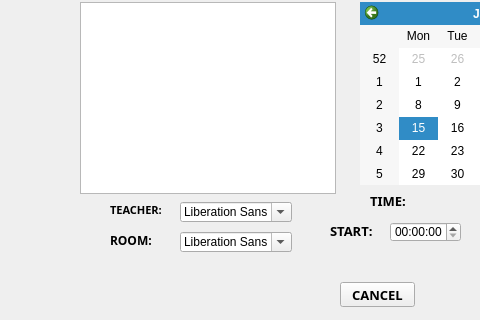
Qt form borrowingd.ui (markytools/sume-borrower-app) before a commit; both pictures show x 0 to 480 and y 118 to 438 of the 686 by 438 pixel window.
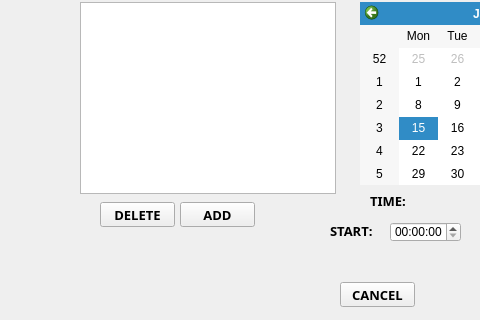
The same form after that commit.

Patch:
```diff
--- a/borrowingd.ui
+++ b/borrowingd.ui
@@ -10,6 +10,12 @@
     <height>438</height>
    </rect>
   </property>
+  <property name="minimumSize">
+   <size>
+    <width>686</width>
+    <height>438</height>
+   </size>
+  </property>
   <property name="windowTitle">
    <string>Form</string>
   </property>
@@ -34,27 +40,6 @@
     <string>ENTER THE STUDENT NAME:</string>
    </property>
   </widget>
-  <widget class="QLabel" name="label_4">
-   <property name="geometry">
-    <rect>
-     <x>110</x>
-     <y>320</y>
-     <width>55</width>
-     <height>16</height>
-    </rect>
-   </property>
-   <property name="font">
-    <font>
-     <family>Segoe UI Black</family>
-     <pointsize>8</pointsize>
-     <weight>75</weight>
-     <bold>true</bold>
-    </font>
-   </property>
-   <property name="text">
-    <string>TEACHER:</string>
-   </property>
-  </widget>
   <widget class="QCalendarWidget" name="calendarWidget">
    <property name="geometry">
     <rect>
@@ -106,37 +91,6 @@
     <string>BORROWING DETAILS:</string>
    </property>
   </widget>
-  <widget class="QLabel" name="label_3">
-   <property name="geometry">
-    <rect>
-     <x>110</x>
-     <y>350</y>
-     <width>42</width>
-     <height>16</height>
-    </rect>
-   </property>
-   <property name="font">
-    <font>
-     <family>Segoe UI Black</family>
-     <pointsize>9</pointsize>
-     <weight>75</weight>
-     <bold>true</bold>
-    </font>
-   </property>
-   <property name="text">
-    <string>ROOM:</string>
-   </property>
-  </widget>
-  <widget class="QFontComboBox" name="TEACHER">
-   <property name="geometry">
-    <rect>
-     <x>180</x>
-     <y>320</y>
-     <width>112</width>
-     <height>20</height>
-    </rect>
-   </property>
-  </widget>
   <widget class="QLabel" name="label_6">
    <property name="geometry">
     <rect>
@@ -220,16 +174,6 @@
     </rect>
    </property>
   </widget>
-  <widget class="QFontComboBox" name="ROOM">
-   <property name="geometry">
-    <rect>
-     <x>180</x>
-     <y>350</y>
-     <width>112</width>
-     <height>20</height>
-    </rect>
-   </property>
-  </widget>
   <widget class="QLabel" name="label_7">
    <property name="geometry">
     <rect>
@@ -293,6 +237,48 @@
     <string>START:</string>
    </property>
   </widget>
+  <widget class="QPushButton" name="pushButton_3">
+   <property name="geometry">
+    <rect>
+     <x>180</x>
+     <y>320</y>
+     <width>75</width>
+     <height>25</height>
+    </rect>
+   </property>
+   <property name="font">
+    <font>
+     <family>Segoe UI Black</family>
+     <pointsize>10</pointsize>
+     <weight>75</weight>
+     <bold>true</bold>
+    </font>
+   </property>
+   <property name="text">
+    <string>ADD</string>
+   </property>
+  </widget>
+  <widget class="QPushButton" name="pushButton_4">
+   <property name="geometry">
+    <rect>
+     <x>100</x>
+     <y>320</y>
+     <width>75</width>
+     <height>25</height>
+    </rect>
+   </property>
+   <property name="font">
+    <font>
+     <family>Segoe UI Black</family>
+     <pointsize>10</pointsize>
+     <weight>75</weight>
+     <bold>true</bold>
+    </font>
+   </property>
+   <property name="text">
+    <string>DELETE</string>
+   </property>
+  </widget>
  </widget>
  <resources/>
  <connections/>
```
